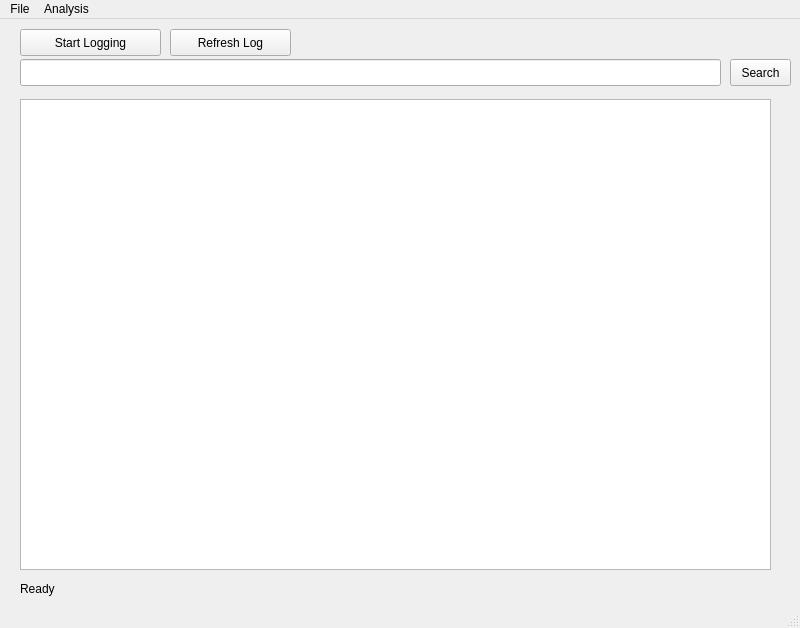
Before: the Qt Designer form gui/mainWindow.ui in IvanGranero/pktAnalyzer, drawn with Qt 5.
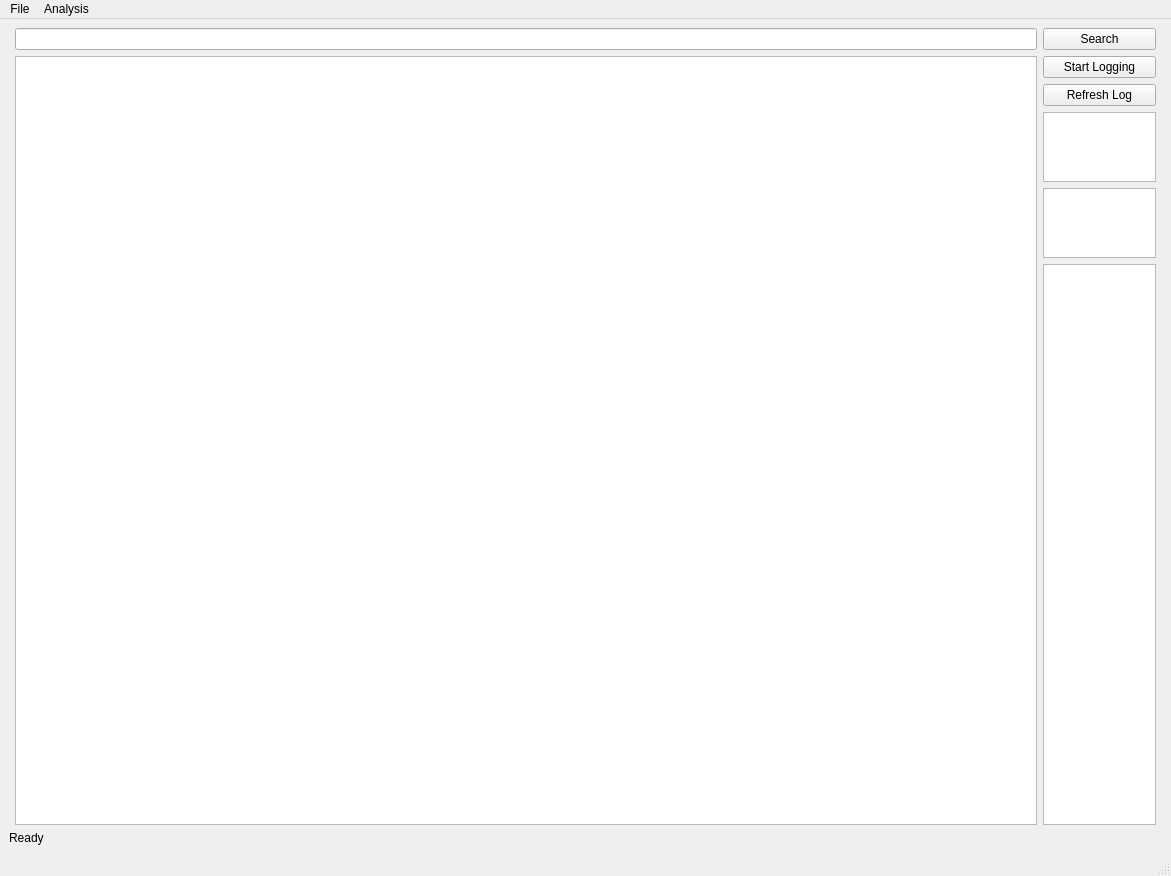
After: the same form once the commit is applied.

```diff
--- a/gui/mainWindow.ui
+++ b/gui/mainWindow.ui
@@ -6,93 +6,90 @@
    <rect>
     <x>0</x>
     <y>0</y>
-    <width>800</width>
-    <height>628</height>
+    <width>1171</width>
+    <height>876</height>
    </rect>
   </property>
   <property name="windowTitle">
    <string>pktLogger</string>
   </property>
   <widget class="QWidget" name="centralwidget">
-   <widget class="QTableWidget" name="tableview">
-    <property name="geometry">
-     <rect>
-      <x>20</x>
-      <y>80</y>
-      <width>751</width>
-      <height>471</height>
-     </rect>
-    </property>
-   </widget>
+   <layout class="QVBoxLayout" name="verticalLayout_2">
+    <item>
+     <layout class="QHBoxLayout" name="horizontalLayout" stretch="90,10">
+      <property name="leftMargin">
+       <number>6</number>
+      </property>
+      <property name="rightMargin">
+       <number>6</number>
+      </property>
+      <item>
+       <widget class="QLineEdit" name="inline_search"/>
+      </item>
+      <item>
+       <widget class="QPushButton" name="btn_run_filter">
+        <property name="text">
+         <string>Search</string>
+        </property>
+       </widget>
+      </item>
+     </layout>
+    </item>
+    <item>
+     <layout class="QHBoxLayout" name="horizontalLayout_2" stretch="90,10">
+      <property name="leftMargin">
+       <number>6</number>
+      </property>
+      <property name="rightMargin">
+       <number>6</number>
+      </property>
+      <item>
+       <widget class="QTableWidget" name="tableview"/>
+      </item>
+      <item>
+       <layout class="QVBoxLayout" name="verticalLayout" stretch="2,2,2,2,80">
+        <item>
    <widget class="QPushButton" name="btn_start_logger">
-    <property name="geometry">
-     <rect>
-      <x>20</x>
-      <y>10</y>
-      <width>141</width>
-      <height>27</height>
-     </rect>
-    </property>
     <property name="text">
      <string>Start Logging</string>
     </property>
    </widget>
+        </item>
+        <item>
    <widget class="QPushButton" name="btn_refresh">
-    <property name="geometry">
-     <rect>
-      <x>170</x>
-      <y>10</y>
-      <width>121</width>
-      <height>27</height>
-     </rect>
-    </property>
     <property name="text">
      <string>Refresh Log</string>
     </property>
    </widget>
-   <widget class="QLineEdit" name="inline_search">
-    <property name="geometry">
-     <rect>
-      <x>20</x>
-      <y>40</y>
-      <width>701</width>
-      <height>27</height>
-     </rect>
-    </property>
-   </widget>
-   <widget class="QPushButton" name="btn_run_filter">
-    <property name="geometry">
-     <rect>
-      <x>730</x>
-      <y>40</y>
-      <width>61</width>
-      <height>27</height>
-     </rect>
-    </property>
-    <property name="text">
-     <string>Search</string>
-    </property>
-   </widget>
+        </item>
+        <item>
+         <widget class="QListWidget" name="network_list"/>
+        </item>
+        <item>
+         <widget class="QListWidget" name="filter_list"/>
+        </item>
+        <item>
+         <widget class="QListWidget" name="filter_view"/>
+        </item>
+       </layout>
+      </item>
+     </layout>
+    </item>
+    <item>
    <widget class="QLabel" name="display_status">
-    <property name="geometry">
-     <rect>
-      <x>20</x>
-      <y>560</y>
-      <width>731</width>
-      <height>19</height>
-     </rect>
-    </property>
     <property name="text">
      <string>Ready</string>
     </property>
    </widget>
+    </item>
+   </layout>
   </widget>
   <widget class="QMenuBar" name="menubar">
    <property name="geometry">
     <rect>
      <x>0</x>
      <y>0</y>
-     <width>800</width>
+     <width>1171</width>
      <height>22</height>
     </rect>
    </property>
```
Lines whose indentation alone changed are shown as unchanged.
